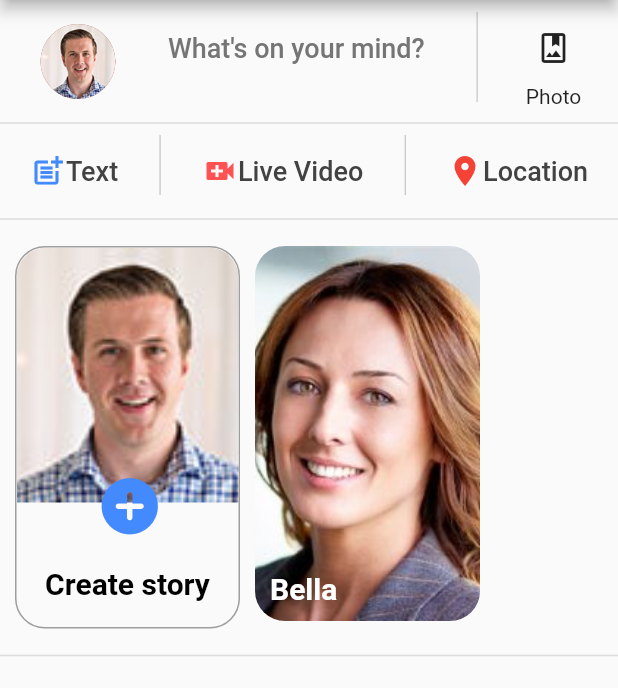
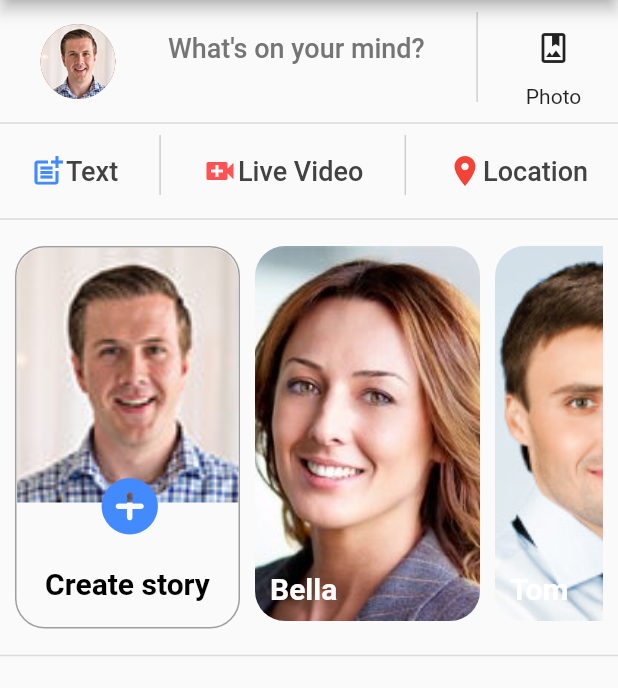
Before and after one commit to ManyuDhyani/Facebook_UI_Clone_Flutter, a Flutter app: the screen it shows after launch, on a phone screen of 412 x 824 dp, the part 156-844 px from its top. Run offline on Flutter 3.47's test engine with Material 2 defaults, Android fonts, the phone set to English and light mode, and no system bars; drawn by our look-alikes of badges.

Commit message:
Story Bar data model and loop

```diff
--- a/lib/Windows/homeWidgets/storyBar.dart
+++ b/lib/Windows/homeWidgets/storyBar.dart
@@ -1,3 +1,4 @@
+import 'package:facebook_ui_clone_flutter/models/storyModel.dart';
 import 'package:flutter/material.dart';
 
 class storyBar extends StatelessWidget {
@@ -67,6 +68,7 @@ class storyBar extends StatelessWidget {
                 ],
               ),
             ),
+            for (var i = 0; i < storyData.length; i++) ...[
               Container(
                 height: 250,
                 width: 150,
@@ -74,21 +76,21 @@ class storyBar extends StatelessWidget {
                   fit: StackFit.expand,
                   children: [
                     GestureDetector(
-                    onTap: () => print("Friend story clicked"),
+                      onTap: storyData[i].onTap,
                       child: ClipRRect(
                         borderRadius: BorderRadius.circular(20),
-                      child: const Image(
-                        image: AssetImage("images/user/avatar-3.jpg"),
+                        child: Image(
+                          image: AssetImage(storyData[i].image),
                           fit: BoxFit.cover,
                         ),
                       ),
                     ),
-                  const Positioned(
+                    Positioned(
                       bottom: 10.0,
                       left: 10.0,
                       child: Text(
-                      "Bella",
-                      style: TextStyle(
+                        storyData[i].userName,
+                        style: const TextStyle(
                           color: Colors.white,
                           fontSize: 20.0,
                           fontWeight: FontWeight.bold,
@@ -98,6 +100,7 @@ class storyBar extends StatelessWidget {
                   ],
                 ),
               )
+            ]
           ],
         ),
       ),
--- /dev/null
+++ b/lib/models/storyModel.dart
@@ -0,0 +1,31 @@
+import 'package:flutter/cupertino.dart';
+
+class StoryModel {
+  late final VoidCallback onTap;
+  late final String image;
+  late final String userName;
+
+  StoryModel({
+    required this.onTap,
+    required this.image,
+    required this.userName,
+  });
+}
+
+List<StoryModel> storyData = [
+  StoryModel(
+    userName: "Bella",
+    onTap: () => print("Bella Story Clicked"),
+    image: "images/user/avatar-3.jpg",
+  ),
+  StoryModel(
+    userName: "Tom",
+    onTap: () => print("Tom Story Clicked"),
+    image: "images/user/avatar-2.jpg",
+  ),
+  StoryModel(
+    userName: "John",
+    onTap: () => print("John Story Clicked"),
+    image: "images/user/avatar-1.jpg",
+  ),
+];
```
Also changed, not shown: images/post/blog-1.jpg (added), images/post/blog-2.jpg (added), images/post/blog-3.jpg (added), images/post/gallery-2.jpeg (added), images/post/gallery-2.jpg (added). Lines whose indentation alone changed are shown as unchanged.
